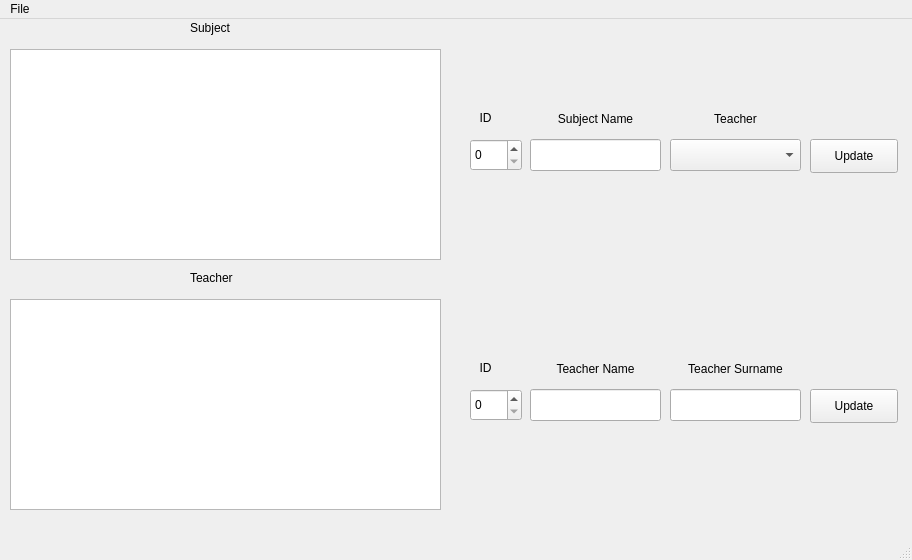
Old version of the form upTS.ui in the repository ice-bit/registro.
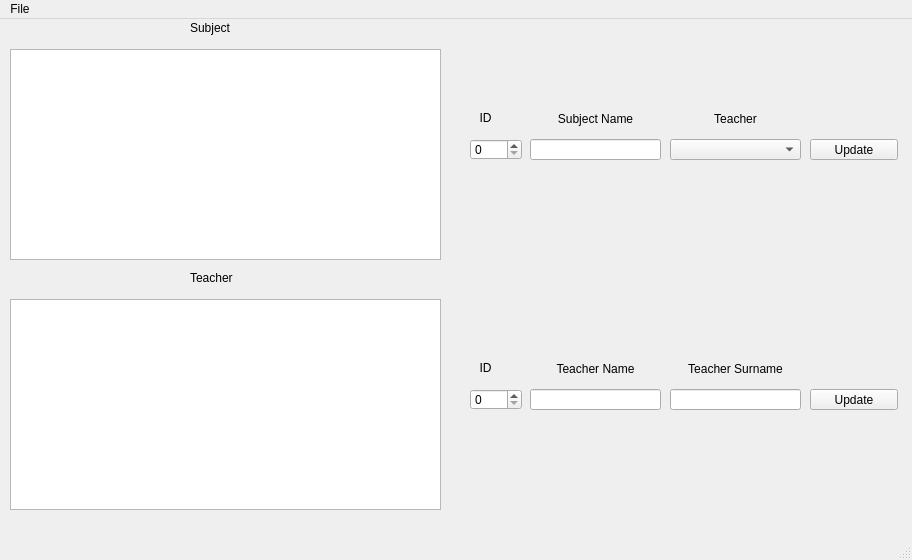
New version of the form. Icons and pictures are not drawn.

The edit to the form file:
```diff
--- a/upTS.ui
+++ b/upTS.ui
@@ -63,7 +63,7 @@
       <x>530</x>
       <y>370</y>
       <width>131</width>
-      <height>32</height>
+      <height>21</height>
      </rect>
     </property>
    </widget>
@@ -73,7 +73,7 @@
       <x>470</x>
       <y>370</y>
       <width>52</width>
-      <height>32</height>
+      <height>21</height>
      </rect>
     </property>
    </widget>
@@ -83,7 +83,7 @@
       <x>670</x>
       <y>370</y>
       <width>131</width>
-      <height>32</height>
+      <height>21</height>
      </rect>
     </property>
    </widget>
@@ -93,7 +93,7 @@
       <x>810</x>
       <y>370</y>
       <width>88</width>
-      <height>34</height>
+      <height>21</height>
      </rect>
     </property>
     <property name="text">
@@ -183,7 +183,7 @@
       <x>470</x>
       <y>120</y>
       <width>52</width>
-      <height>32</height>
+      <height>21</height>
      </rect>
     </property>
    </widget>
@@ -193,7 +193,7 @@
       <x>810</x>
       <y>120</y>
       <width>88</width>
-      <height>34</height>
+      <height>21</height>
      </rect>
     </property>
     <property name="text">
@@ -238,7 +238,7 @@
       <x>530</x>
       <y>120</y>
       <width>131</width>
-      <height>32</height>
+      <height>21</height>
      </rect>
     </property>
    </widget>
@@ -248,7 +248,7 @@
       <x>670</x>
       <y>120</y>
       <width>131</width>
-      <height>32</height>
+      <height>21</height>
      </rect>
     </property>
    </widget>
```
